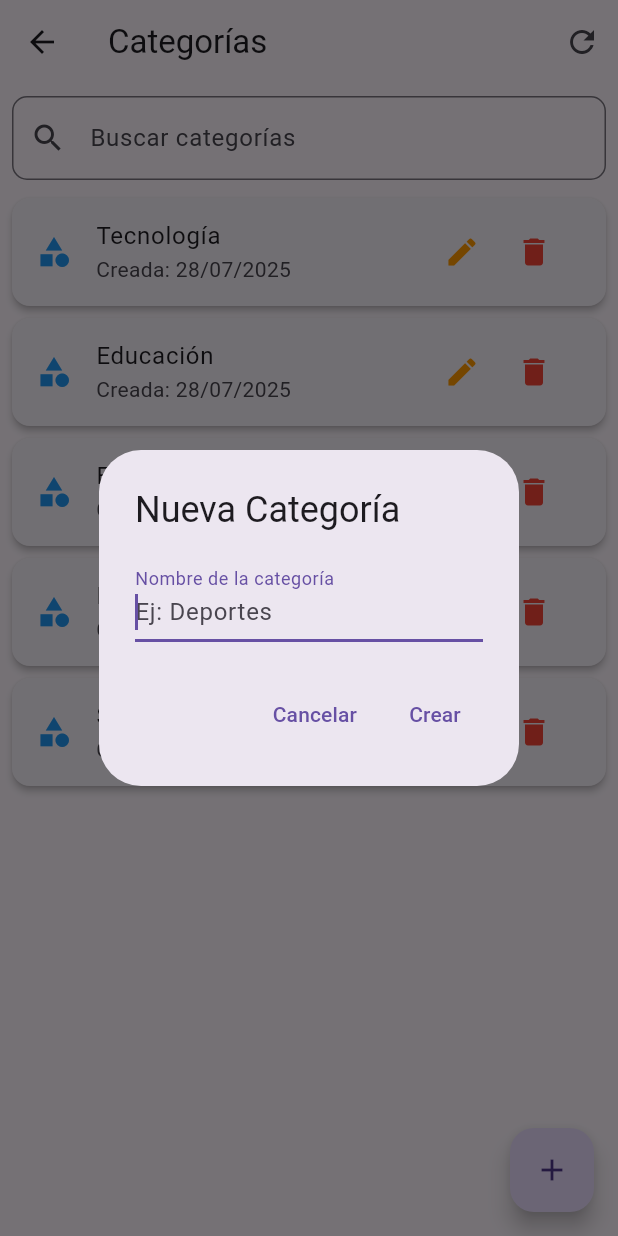
After one commit to BederCC/liz-app, a Flutter app: the CategoriasPage screen opened by its route, after a tap on the "add" icon, on a phone screen of 412 x 824 dp. The commit adds this screen. Run offline on Flutter 3.47's test engine with Material 3 defaults, Android fonts, the phone set to English and light mode, and no system bars; our stand-ins replace cloud_firestore, firebase_auth, firebase_core; accounts and stored records are empty.

Commit message:
creacion de categorias con editar y eliminar

```diff
--- a/lib/main.dart
+++ b/lib/main.dart
@@ -1,7 +1,9 @@
 import 'dart:async';
 
+import 'package:aplicacion_luz/pages/categorias_page.dart';
 import 'package:aplicacion_luz/pages/perfil_usuario_page.dart';
 import 'package:aplicacion_luz/pages/publicaciones_page.dart';
+import 'package:aplicacion_luz/services/categoria_service.dart';
 import 'package:aplicacion_luz/services/user_service.dart';
 import 'package:flutter/material.dart';
 import 'package:firebase_core/firebase_core.dart';
@@ -43,6 +45,7 @@ void main() async {
     MultiProvider(
       providers: [
         Provider<UserService>(create: (_) => UserService()),
+        Provider<CategoriaService>(create: (_) => CategoriaService()),
         // Agrega otros providers aquí si los necesitas
       ],
       child: MaterialApp(
@@ -53,6 +56,7 @@ void main() async {
         routes: {
           '/perfil': (context) => const PerfilUsuarioPage(),
           '/publicaciones': (context) => const PublicacionesPage(),
+          '/categorias': (context) => const CategoriasPage(),
         },
         debugShowCheckedModeBanner: false,
       ),
--- /dev/null
+++ b/lib/models/categoria_model.dart
@@ -0,0 +1,27 @@
+import 'package:cloud_firestore/cloud_firestore.dart';
+
+class Categoria {
+  final String id;
+  final String nombre;
+  final DateTime fechaCreacion;
+  final DateTime? ultimaActualizacion;
+
+  Categoria({
+    required this.id,
+    required this.nombre,
+    required this.fechaCreacion,
+    this.ultimaActualizacion,
+  });
+
+  factory Categoria.fromFirestore(DocumentSnapshot doc) {
+    final data = doc.data() as Map<String, dynamic>;
+    return Categoria(
+      id: doc.id,
+      nombre: data['nombre'] ?? '',
+      fechaCreacion: (data['fechaCreacion'] as Timestamp).toDate(),
+      ultimaActualizacion: data['ultimaActualizacion'] != null
+          ? (data['ultimaActualizacion'] as Timestamp).toDate()
+          : null,
+    );
+  }
+}
--- /dev/null
+++ b/lib/pages/categorias_page.dart
@@ -0,0 +1,302 @@
+import 'package:flutter/material.dart';
+import 'package:provider/provider.dart';
+import 'package:intl/intl.dart';
+import 'package:aplicacion_luz/models/categoria_model.dart';
+import 'package:aplicacion_luz/services/categoria_service.dart';
+
+class CategoriasPage extends StatefulWidget {
+  const CategoriasPage({super.key});
+
+  @override
+  State<CategoriasPage> createState() => _CategoriasPageState();
+}
+
+class _CategoriasPageState extends State<CategoriasPage> {
+  late final CategoriaService _categoriaService;
+  List<Categoria> _categorias = [];
+  bool _isLoading = true;
+  final TextEditingController _searchController = TextEditingController();
+
+  @override
+  void didChangeDependencies() {
+    super.didChangeDependencies();
+    _categoriaService = Provider.of<CategoriaService>(context, listen: false);
+    _cargarCategorias();
+  }
+
+  Future<void> _cargarCategorias() async {
+    setState(() => _isLoading = true);
+    try {
+      final categorias = await _categoriaService.obtenerCategorias();
+      setState(() => _categorias = categorias);
+    } catch (e) {
+      ScaffoldMessenger.of(
+        context,
+      ).showSnackBar(SnackBar(content: Text('Error al cargar categorías: $e')));
+    } finally {
+      setState(() => _isLoading = false);
+    }
+  }
+
+  List<Categoria> _filtrarCategorias() {
+    if (_searchController.text.isEmpty) {
+      return _categorias;
+    }
+    return _categorias
+        .where(
+          (categoria) => categoria.nombre.toLowerCase().contains(
+            _searchController.text.toLowerCase(),
+          ),
+        )
+        .toList();
+  }
+
+  @override
+  Widget build(BuildContext context) {
+    final categoriasFiltradas = _filtrarCategorias();
+
+    return Scaffold(
+      appBar: AppBar(
+        title: const Text('Categorías'),
+        actions: [
+          IconButton(
+            icon: const Icon(Icons.refresh),
+            onPressed: _cargarCategorias,
+            tooltip: 'Recargar',
+          ),
+        ],
+      ),
+      body: Column(
+        children: [
+          Padding(
+            padding: const EdgeInsets.all(8.0),
+            child: TextField(
+              controller: _searchController,
+              decoration: InputDecoration(
+                labelText: 'Buscar categorías',
+                prefixIcon: const Icon(Icons.search),
+                border: OutlineInputBorder(
+                  borderRadius: BorderRadius.circular(10),
+                ),
+                suffixIcon: _searchController.text.isNotEmpty
+                    ? IconButton(
+                        icon: const Icon(Icons.clear),
+                        onPressed: () {
+                          _searchController.clear();
+                          setState(() {});
+                        },
+                      )
+                    : null,
+              ),
+              onChanged: (value) => setState(() {}),
+            ),
+          ),
+          Expanded(
+            child: _isLoading
+                ? const Center(child: CircularProgressIndicator())
+                : categoriasFiltradas.isEmpty
+                ? const Center(child: Text('No se encontraron categorías'))
+                : RefreshIndicator(
+                    onRefresh: _cargarCategorias,
+                    child: ListView.builder(
+                      itemCount: categoriasFiltradas.length,
+                      itemBuilder: (context, index) {
+                        final categoria = categoriasFiltradas[index];
+                        return _buildCategoriaItem(categoria);
+                      },
+                    ),
+                  ),
+          ),
+        ],
+      ),
+      floatingActionButton: FloatingActionButton(
+        onPressed: () => _mostrarDialogoNuevaCategoria(context),
+        child: const Icon(Icons.add),
+      ),
+    );
+  }
+
+  Widget _buildCategoriaItem(Categoria categoria) {
+    return Card(
+      margin: const EdgeInsets.symmetric(horizontal: 8, vertical: 4),
+      elevation: 2,
+      child: ListTile(
+        leading: const Icon(Icons.category, color: Colors.blue),
+        title: Text(categoria.nombre),
+        subtitle: Column(
+          crossAxisAlignment: CrossAxisAlignment.start,
+          children: [
+            Text(
+              'Creada: ${DateFormat('dd/MM/yyyy').format(categoria.fechaCreacion)}',
+            ),
+            if (categoria.ultimaActualizacion != null)
+              Text(
+                'Editada: ${DateFormat('dd/MM/yyyy').format(categoria.ultimaActualizacion!)}',
+              ),
+          ],
+        ),
+        trailing: Row(
+          mainAxisSize: MainAxisSize.min,
+          children: [
+            IconButton(
+              icon: const Icon(Icons.edit, color: Colors.orange),
+              onPressed: () =>
+                  _mostrarDialogoEditarCategoria(context, categoria),
+            ),
+            IconButton(
+              icon: const Icon(Icons.delete, color: Colors.red),
+              onPressed: () =>
+                  _mostrarDialogoConfirmarEliminacion(context, categoria.id),
+            ),
+          ],
+        ),
+      ),
+    );
+  }
+
+  Future<void> _mostrarDialogoNuevaCategoria(BuildContext context) async {
+    final nombreController = TextEditingController();
+
+    await showDialog(
+      context: context,
+      builder: (context) {
+        return AlertDialog(
+          title: const Text('Nueva Categoría'),
+          content: TextField(
+            controller: nombreController,
+            decoration: const InputDecoration(
+              labelText: 'Nombre de la categoría',
+              hintText: 'Ej: Deportes',
+            ),
+            autofocus: true,
+          ),
+          actions: [
+            TextButton(
+              onPressed: () => Navigator.pop(context),
+              child: const Text('Cancelar'),
+            ),
+            TextButton(
+              onPressed: () async {
+                if (nombreController.text.trim().isNotEmpty) {
+                  Navigator.pop(context);
+                  try {
+                    await _categoriaService.agregarCategoria(
+                      nombreController.text.trim(),
+                    );
+                    await _cargarCategorias();
+                    ScaffoldMessenger.of(context).showSnackBar(
+                      const SnackBar(content: Text('Categoría creada')),
+                    );
+                  } catch (e) {
+                    ScaffoldMessenger.of(
+                      context,
+                    ).showSnackBar(SnackBar(content: Text('Error: $e')));
+                  }
+                }
+              },
+              child: const Text('Crear'),
+            ),
+          ],
+        );
+      },
+    );
+  }
+
+  Future<void> _mostrarDialogoEditarCategoria(
+    BuildContext context,
+    Categoria categoria,
+  ) async {
+    final nombreController = TextEditingController(text: categoria.nombre);
+
+    await showDialog(
+      context: context,
+      builder: (context) {
+        return AlertDialog(
+          title: const Text('Editar Categoría'),
+          content: TextField(
+            controller: nombreController,
+            decoration: const InputDecoration(labelText: 'Nuevo nombre'),
+            autofocus: true,
+          ),
+          actions: [
+            TextButton(
+              onPressed: () => Navigator.pop(context),
+              child: const Text('Cancelar'),
+            ),
+            TextButton(
+              onPressed: () async {
+                if (nombreController.text.trim().isNotEmpty) {
+                  Navigator.pop(context);
+                  try {
+                    await _categoriaService.actualizarCategoria(
+                      categoria.id,
+                      nombreController.text.trim(),
+                    );
+                    await _cargarCategorias();
+                    ScaffoldMessenger.of(context).showSnackBar(
+                      const SnackBar(content: Text('Categoría actualizada')),
+                    );
+                  } catch (e) {
+                    ScaffoldMessenger.of(
+                      context,
+                    ).showSnackBar(SnackBar(content: Text('Error: $e')));
+                  }
+                }
+              },
+              child: const Text('Guardar'),
+            ),
+          ],
+        );
+      },
+    );
+  }
+
+  Future<void> _mostrarDialogoConfirmarEliminacion(
+    BuildContext context,
+    String categoriaId,
+  ) async {
+    await showDialog(
+      context: context,
+      builder: (context) {
+        return AlertDialog(
+          title: const Text('Confirmar Eliminación'),
+          content: const Text(
+            '¿Estás seguro de eliminar esta categoría? Esta acción no se puede deshacer.',
+          ),
+          actions: [
+            TextButton(
+              onPressed: () => Navigator.pop(context),
+              child: const Text('Cancelar'),
+            ),
+            TextButton(
+              onPressed: () async {
+                Navigator.pop(context);
+                try {
+                  await _categoriaService.eliminarCategoria(categoriaId);
+                  await _cargarCategorias();
+                  ScaffoldMessenger.of(context).showSnackBar(
+                    const SnackBar(content: Text('Categoría eliminada')),
+                  );
+                } catch (e) {
+                  ScaffoldMessenger.of(
+                    context,
+                  ).showSnackBar(SnackBar(content: Text('Error: $e')));
+                }
+              },
+              child: const Text(
+                'Eliminar',
+                style: TextStyle(color: Colors.red),
+              ),
+            ),
+          ],
+        );
+      },
+    );
+  }
+
+  @override
+  void dispose() {
+    _searchController.dispose();
+    super.dispose();
+  }
+}
--- /dev/null
+++ b/lib/services/categoria_service.dart
@@ -0,0 +1,74 @@
+import 'package:cloud_firestore/cloud_firestore.dart';
+import 'package:aplicacion_luz/models/categoria_model.dart';
+
+class CategoriaService {
+  final FirebaseFirestore _firestore = FirebaseFirestore.instance;
+
+  Future<List<Categoria>> obtenerCategorias() async {
+    try {
+      // Verificar si existen categorías
+      final query = await _firestore.collection('categorias').limit(1).get();
+
+      if (query.docs.isEmpty) {
+        await _crearCategoriasIniciales();
+      }
+
+      final snapshot = await _firestore.collection('categorias').get();
+      return snapshot.docs.map(Categoria.fromFirestore).toList();
+    } catch (e) {
+      throw Exception('Error al obtener categorías: $e');
+    }
+  }
+
+  Future<void> _crearCategoriasIniciales() async {
+    const categoriasIniciales = [
+      {'nombre': 'Tecnología'},
+      {'nombre': 'Educación'},
+      {'nombre': 'Entretenimiento'},
+      {'nombre': 'Negocios'},
+      {'nombre': 'Salud'},
+    ];
+
+    final batch = _firestore.batch();
+
+    for (var categoria in categoriasIniciales) {
+      final docRef = _firestore.collection('categorias').doc();
+      batch.set(docRef, {
+        'nombre': categoria['nombre'],
+        'fechaCreacion': FieldValue.serverTimestamp(),
+      });
+    }
+
+    await batch.commit();
+  }
+
+  Future<void> agregarCategoria(String nombre) async {
+    try {
+      await _firestore.collection('categorias').add({
+        'nombre': nombre,
+        'fechaCreacion': FieldValue.serverTimestamp(),
+      });
+    } catch (e) {
+      throw Exception('Error al agregar categoría: $e');
+    }
+  }
+
+  Future<void> actualizarCategoria(String id, String nuevoNombre) async {
+    try {
+      await _firestore.collection('categorias').doc(id).update({
+        'nombre': nuevoNombre,
+        'ultimaActualizacion': FieldValue.serverTimestamp(),
+      });
+    } catch (e) {
+      throw Exception('Error al actualizar categoría: $e');
+    }
+  }
+
+  Future<void> eliminarCategoria(String id) async {
+    try {
+      await _firestore.collection('categorias').doc(id).delete();
+    } catch (e) {
+      throw Exception('Error al eliminar categoría: $e');
+    }
+  }
+}
--- a/lib/services/user_service.dart
+++ b/lib/services/user_service.dart
@@ -1,4 +1,4 @@
-import 'package:aplicacion_luz/model/usuario_model.dart';
+import 'package:aplicacion_luz/models/usuario_model.dart';
 import 'package:firebase_auth/firebase_auth.dart';
 import 'package:cloud_firestore/cloud_firestore.dart';
 
--- a/pubspec.yaml
+++ b/pubspec.yaml
@@ -39,6 +39,7 @@ dependencies:
   cloud_firestore: ^4.8.2
   firebase_database: ^10.3.1
   provider: ^6.0.5
+  intl: ^0.18.1
 
 dev_dependencies:
   flutter_test:
```
Also changed, not shown: lib/pages/publicaciones_page.dart (+17 -10 lines), lib/models/usuario_model.dart (renamed from lib/model/usuario_model.dart), pubspec.lock.
